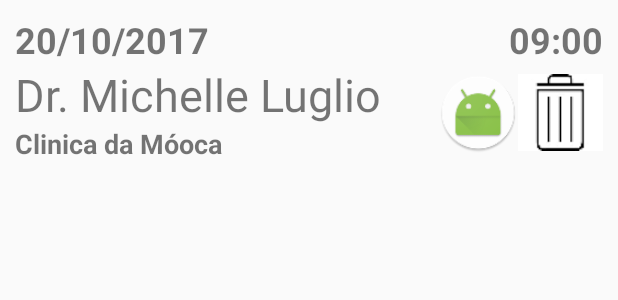
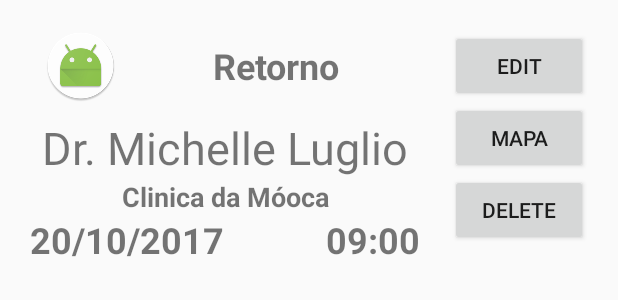
Before and after one commit to 2Luglios/ConfirmaConsulta, an Android app: the layout item_consulta_layout.xml on its own in the app's theme, with its tools: preview values and no code run, on a phone screen of 412 x 824 dp. Shown: the top 300 px of the screen. Run offline under Robolectric (Android 15) with nearby library versions, the phone set to English and light mode, and no system bars.

Commit message:
Mais telas e melhoria de syncs

```diff
--- /dev/null
+++ b/ConfirmaConsultaDroid/app/src/main/java/TODO.txt
@@ -0,0 +1,5 @@
+
+Cadastro de consultorios?
+Pagamentos? Boleto? PagSeguro?
+Cadastro de clientes/Medicos/Consultas/planos/procedimentos/mensagens/especialidades?
+Emissão de propagandas?
--- a/ConfirmaConsultaDroid/app/src/main/java/br/com/a2luglios/confirmaconsultadroid/firebase/FirebaseUtilDB.java
+++ b/ConfirmaConsultaDroid/app/src/main/java/br/com/a2luglios/confirmaconsultadroid/firebase/FirebaseUtilDB.java
@@ -159,10 +159,8 @@ public class FirebaseUtilDB {
     }
 
     public void readRTDBMensagens(String filtro, final FirebaseRTDBUpdateLista<Mensagem> listaUpdate){
-        Log.d("FirebaseDB", "Buscando: " + filtro);
         final DatabaseReference myRef = database.getReference("mensagens");
-        Query q = myRef.orderByChild("destino");
-        q.equalTo(filtro);
+        Query q = myRef.orderByChild("destino").equalTo(filtro);
         q.addListenerForSingleValueEvent(new ValueEventListener() {
             @Override
             public void onDataChange(DataSnapshot dataSnapshot) {
--- a/ConfirmaConsultaDroid/app/src/main/java/br/com/a2luglios/confirmaconsultadroid/fragment/FragmentBusca.java
+++ b/ConfirmaConsultaDroid/app/src/main/java/br/com/a2luglios/confirmaconsultadroid/fragment/FragmentBusca.java
@@ -59,6 +59,8 @@ public class FragmentBusca extends Fragment {
                 selecionouMedicos = false;
                 selecionouConsultorios = false;
 
+                progressLoagind.setIndeterminate(true);
+
                 buscarConsultorios(especialidades.getSelectedItem().toString());
                 buscarMedicos(especialidades.getSelectedItem().toString());
             }
@@ -75,6 +77,9 @@ public class FragmentBusca extends Fragment {
             public void onItemSelected(AdapterView<?> adapterView, View view, int i, long l) {
                 selecionouMedicos = false;
                 selecionouConsultorios = true;
+
+                progressLoagind.setIndeterminate(true);
+
                 buscarMedicos(especialidades.getSelectedItem().toString(),
                         ((Consultorio)consultorios.getSelectedItem()).getHash());
             }
--- a/ConfirmaConsultaDroid/app/src/main/res/layout/item_consulta_layout.xml
+++ b/ConfirmaConsultaDroid/app/src/main/res/layout/item_consulta_layout.xml
@@ -2,17 +2,93 @@
 <LinearLayout xmlns:android="http://schemas.android.com/apk/res/android"
     xmlns:app="http://schemas.android.com/apk/res-auto"
     android:layout_width="match_parent"
-    android:layout_height="match_parent"
+    android:layout_height="wrap_content"
+    android:orientation="horizontal"
     android:padding="10dp"
+    android:weightSum="1">
+
+    <LinearLayout
+        android:layout_width="wrap_content"
+        android:layout_height="wrap_content"
+        android:layout_weight="0.8"
         android:orientation="vertical">
 
         <LinearLayout
             android:id="@+id/linearLayout"
             android:layout_width="match_parent"
+            android:layout_height="match_parent"
+            android:layout_alignParentStart="true"
+            android:layout_alignParentTop="true"
+            android:layout_weight="1"
+            android:gravity="center_horizontal"
+            android:orientation="horizontal"
+            android:paddingLeft="10dp"
+            android:paddingRight="10dp">
+
+            <ImageView
+                android:id="@+id/imgConfirmacao"
+                android:layout_width="wrap_content"
+                android:layout_height="wrap_content"
+                android:layout_gravity="center_vertical|center_horizontal"
+                android:padding="10dp"
+                app:srcCompat="@mipmap/ic_launcher_round" />
+
+            <TextView
+                android:id="@+id/txtProcedimento"
+                android:layout_width="match_parent"
+                android:layout_height="match_parent"
+                android:gravity="center_vertical"
+                android:text="Retorno"
+                android:textAlignment="center"
+                android:textSize="24sp"
+                android:textStyle="bold" />
+
+        </LinearLayout>
+
+        <LinearLayout
+            android:layout_width="match_parent"
+            android:layout_height="match_parent"
+            android:orientation="vertical"
+            android:paddingLeft="10dp"
+            android:paddingRight="10dp"
+            android:weightSum="1">
+
+            <TextView
+                android:id="@+id/txtMedico"
+                android:layout_width="match_parent"
                 android:layout_height="wrap_content"
                 android:layout_alignParentStart="true"
+                android:layout_below="@+id/linearLayout"
+                android:layout_weight="0.8"
+                android:gravity="center_horizontal"
+                android:text="Dr. Michelle Luglio"
+                android:textSize="30sp" />
+
+            <TextView
+                android:id="@+id/txtClinica"
+                android:layout_width="match_parent"
+                android:layout_height="wrap_content"
+                android:layout_alignParentStart="true"
+                android:layout_below="@+id/txtMedico"
+                android:layout_weight="0.8"
+                android:gravity="center_horizontal"
+                android:text="Clinica da Móoca"
+                android:textSize="18sp"
+                android:textStyle="bold" />
+
+        </LinearLayout>
+
+        <LinearLayout
+            android:id="@+id/linearLayout"
+            android:layout_width="match_parent"
+            android:layout_height="match_parent"
+            android:layout_alignParentStart="true"
             android:layout_alignParentTop="true"
-        android:orientation="horizontal">
+            android:layout_weight="1"
+            android:gravity="center_horizontal"
+            android:orientation="horizontal"
+            android:paddingLeft="10dp"
+            android:paddingRight="10dp">
 
             <TextView
                 android:id="@+id/txtData"
@@ -32,58 +108,40 @@
                 android:textAlignment="textEnd"
                 android:textSize="24sp"
                 android:textStyle="bold" />
+
         </LinearLayout>
 
-    <LinearLayout
-        android:layout_width="match_parent"
-        android:layout_height="wrap_content"
-        android:orientation="horizontal"
-        android:weightSum="1">
+    </LinearLayout>
 
     <LinearLayout
         android:layout_width="wrap_content"
         android:layout_height="wrap_content"
-            android:layout_weight="0.8"
-            android:orientation="vertical">
+        android:layout_weight="0.2"
+        android:orientation="vertical"
+        android:padding="10dp">
 
-            <TextView
-                android:id="@+id/txtMedico"
+        <Button
+            android:id="@+id/btnEdit"
             android:layout_width="match_parent"
             android:layout_height="wrap_content"
-                android:layout_alignParentStart="true"
-                android:layout_below="@+id/linearLayout"
-                android:text="Dr. Michelle Luglio"
-                android:textSize="30sp" />
+            android:layout_gravity="center_vertical|center_horizontal"
+            android:layout_weight="1"
+            android:text="Edit" />
 
-            <TextView
-                android:id="@+id/txtClinica"
+        <Button
+            android:id="@+id/btnMapa"
             android:layout_width="match_parent"
             android:layout_height="wrap_content"
-                android:layout_alignParentStart="true"
-                android:layout_below="@+id/txtMedico"
-                android:text="Clinica da Móoca"
-                android:textSize="18sp"
-                android:textStyle="bold" />
+            android:layout_weight="1"
+            android:text="Mapa" />
 
-        </LinearLayout>
-
-        <ImageView
-            android:id="@+id/imgConfirmacao"
-            android:layout_width="wrap_content"
-            android:layout_height="match_parent"
-            android:layout_gravity="center_vertical|center_horizontal"
-            android:layout_weight="0.1"
-            app:srcCompat="@mipmap/ic_launcher_round" />
-
-        <ImageButton
+        <Button
             android:id="@+id/btnDelete"
-            android:layout_width="wrap_content"
+            android:layout_width="match_parent"
             android:layout_height="wrap_content"
             android:layout_gravity="center_vertical|center_horizontal"
-            android:layout_weight="0.1"
-            android:background="#ffffffff"
-            app:srcCompat="@drawable/lixeira" />
-
+            android:layout_weight="1"
+            android:text="Delete" />
     </LinearLayout>
 
 </LinearLayout>
--- a/ConfirmaConsultaDroid/app/src/main/res/layout/item_spinner_layout_dropdown.xml
+++ b/ConfirmaConsultaDroid/app/src/main/res/layout/item_spinner_layout_dropdown.xml
@@ -10,7 +10,6 @@
         android:id="@+id/imgImagem"
         android:layout_width="wrap_content"
         android:layout_height="wrap_content"
-        android:layout_weight="0.3"
         android:padding="5dp"
         app:srcCompat="@drawable/meus_dados" />
 
```
Also changed, not shown: ConfirmaConsultaDroid/app/src/main/java/br/com/a2luglios/confirmaconsultadroid/adapter/ConsultaAdapter.java (+65 -6 lines), ConfirmaConsultaDroid/app/src/main/java/br/com/a2luglios/confirmaconsultadroid/fragment/FragmentAgenda.java (+7 -0 lines), ConfirmaConsultaDroid/app/src/main/java/br/com/a2luglios/confirmaconsultadroid/fragment/FragmentNotificacoes.java (+2 -5 lines), ConfirmaConsultaDroid/app/src/main/res/drawable/edit.png (added), ConfirmaConsultaDroid/app/src/main/res/drawable/info.png (added), 1 other file. Lines whose indentation alone changed are shown as unchanged.
